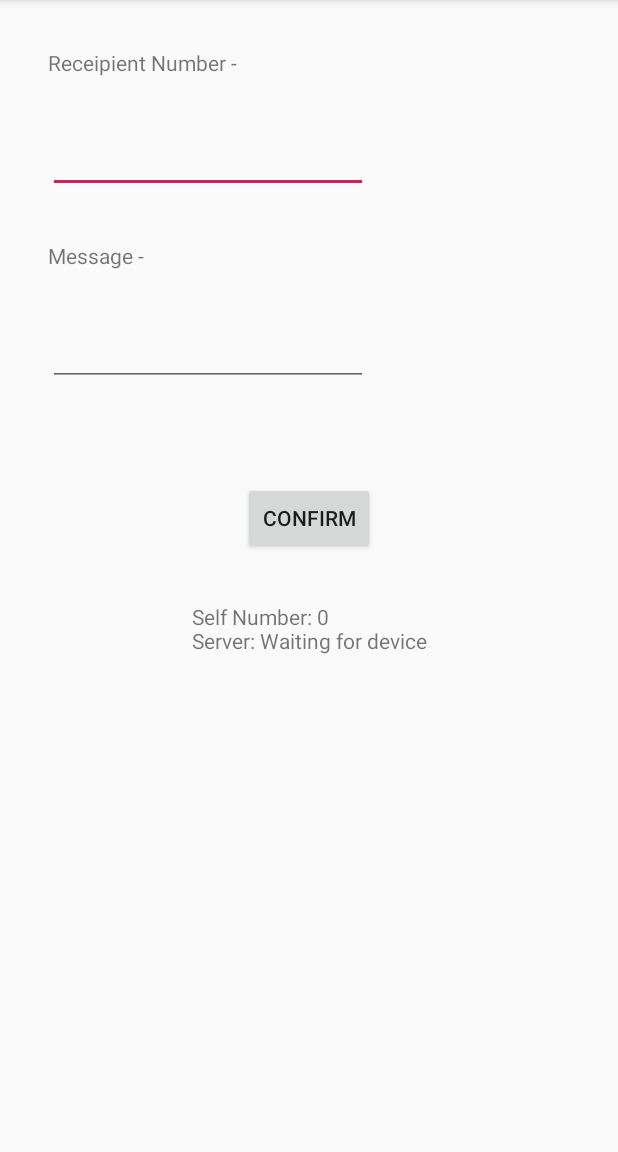
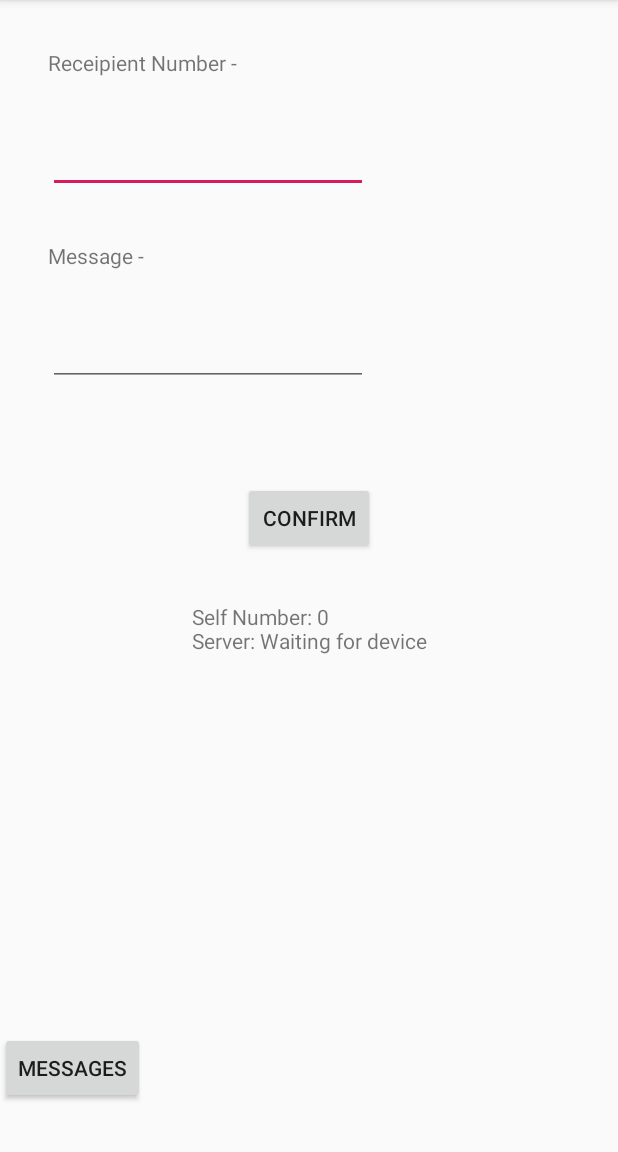
Before and after one commit to naishadh14/Discom, an Android app: the TextInterface screen opened directly, with no data from a screen before it, on a phone screen of 412 x 824 dp, the part 84-1236 px from its top. Run offline under Robolectric (Android 15) with nearby library versions, the phone set to English and light mode, and no system bars.

Commit message:
Added display for messages

```diff
--- a/app/src/main/java/com/example/discom/Constants.java
+++ b/app/src/main/java/com/example/discom/Constants.java
@@ -12,9 +12,11 @@ final class Constants {
 
     static int serverChannel = 0;
 
-    static int MAX_HOPS = 50;
+    static int MAX_HOPS = 20;
 
     static int MAX_MESSAGE_SIZE = 4096;
+
+    final static int MAX_ATTEMPTS = 3;
 
     //ints and Strings for server communication across threads
     static final int SERVER_GETTING_ADAPTER = 8500;
--- a/app/src/main/res/layout/text_interface.xml
+++ b/app/src/main/res/layout/text_interface.xml
@@ -69,4 +69,14 @@
         app:layout_constraintHorizontal_bias="0.5"
         app:layout_constraintStart_toStartOf="parent"
         app:layout_constraintTop_toBottomOf="@+id/button9" />
+
+    <Button
+        android:id="@+id/button10"
+        android:layout_width="wrap_content"
+        android:layout_height="wrap_content"
+        android:layout_marginBottom="32dp"
+        android:onClick="showMessages"
+        android:text="Messages"
+        app:layout_constraintBottom_toBottomOf="parent"
+        tools:layout_editor_absoluteX="163dp" />
 </androidx.constraintlayout.widget.ConstraintLayout>
```
Also changed, not shown: app/src/main/java/com/example/discom/TextInterface.java (+32 -13 lines).
